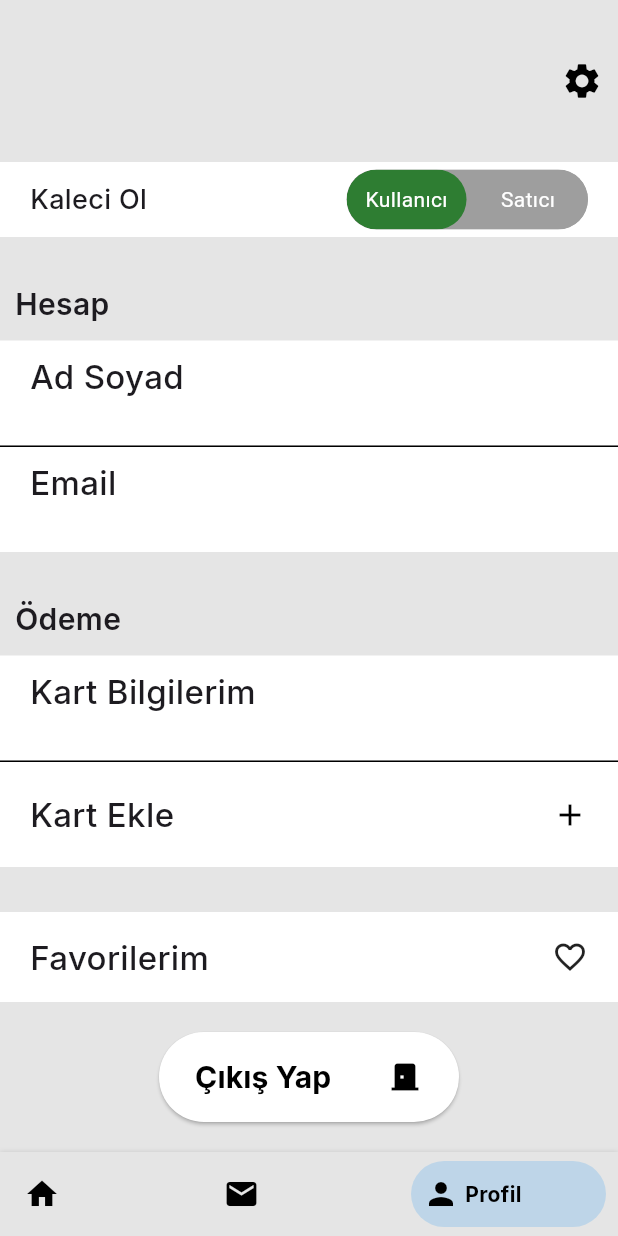
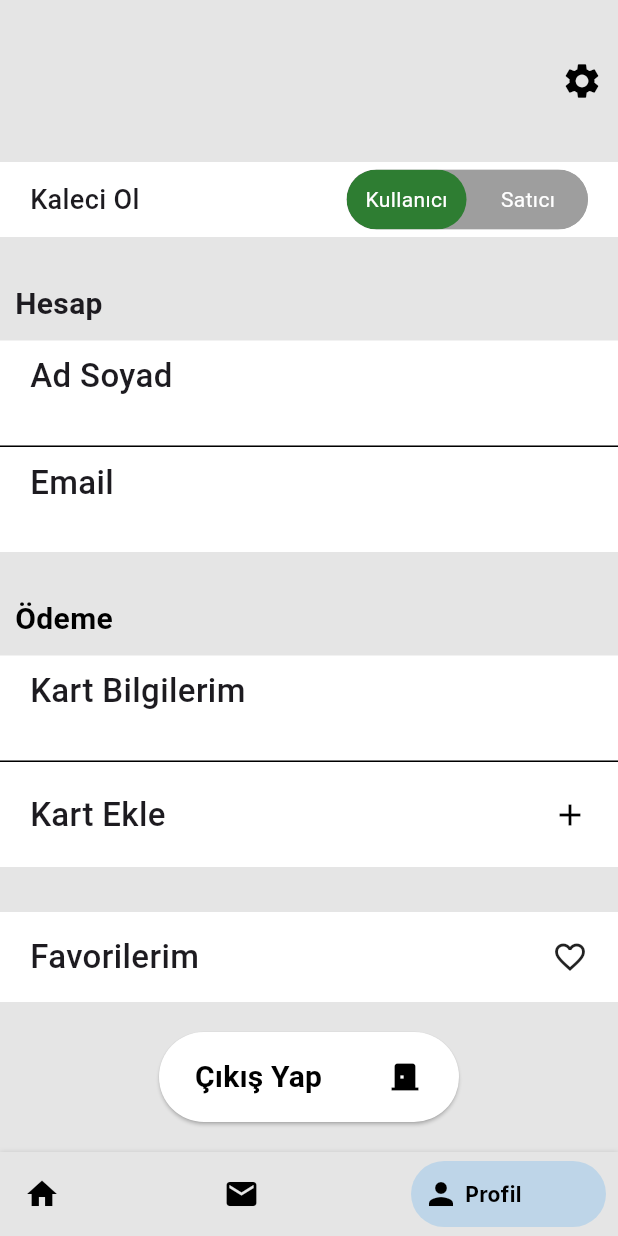
Before and after one commit to Korhann/kiralik_kaleci, a Flutter app: the screen it shows once a user with an empty profile is signed in, item 3 of the bottom bar chosen, on a phone screen of 412 x 824 dp. Run offline on Flutter 3.47's test engine with Material 3 defaults, Android fonts, the light colour scheme and no system bars; drawn by our look-alikes of bottom_navy_bar, toggle_switch; our stand-ins replace carousel_slider, cloud_firestore, dropdown_textfield, firebase_auth, firebase_core, firebase_storage and 4 more; accounts and stored records are empty; project files that could hold a hidden picture were left out.

Commit message:
commit 3

```diff
--- a/lib/profilepage.dart
+++ b/lib/profilepage.dart
@@ -45,24 +45,9 @@ class _ProfilePageState extends State<ProfilePage> {
               const SizedBox(height: 30),
               Row(
                 children: [
-                  FutureBuilder<void>(
-                  future: _getUserName(),
-                  builder: (context, snapshot) {
-                    if (snapshot.connectionState == ConnectionState.done) {
-                      return Padding(
-                        padding: const EdgeInsets.only(left: 10.0),
-                        child: Text(
-                          "$fullName",
-                          style: GoogleFonts.inter(
-                            fontWeight: FontWeight.bold,
-                            fontSize: 20.0,
-                          ),
-                        ),
-                      );
-                    } else {
-                      return const CircularProgressIndicator();
-                    }
-                  }
+                  Padding(
+                    padding: const EdgeInsets.only(left: 10.0),
+                    child: _userName() // fontsize 20 olcak
                   ),
                   const Spacer(),
                   IconButton(
@@ -93,7 +78,7 @@ class _ProfilePageState extends State<ProfilePage> {
                     children: [
                       Text(
                         "Kaleci Ol",
-                        style: GoogleFonts.inter(
+                        style: GoogleFonts.roboto(
                             fontSize: 18, fontWeight: FontWeight.w500),
                       ),
                       ToggleSwitch(
@@ -138,7 +123,7 @@ class _ProfilePageState extends State<ProfilePage> {
                 child: Text(
                   "Hesap",
                   textAlign: TextAlign.start,
-                  style: GoogleFonts.inter(
+                  style: GoogleFonts.roboto(
                     fontSize: 20,
                     fontWeight: FontWeight.w600,
                   ),
@@ -157,25 +142,10 @@ class _ProfilePageState extends State<ProfilePage> {
                     children: [
                       Text(
                         "Ad Soyad",
-                        style: GoogleFonts.inter(
+                        style: GoogleFonts.roboto(
                             fontSize: 22, fontWeight: FontWeight.w500),
                       ),
-                      FutureBuilder<void>(
-                        future: _getUserName(),
-                        builder: (context, snapshot) {
-                          if (snapshot.connectionState == ConnectionState.done) {
-                            return Text(
-                              "$fullName",
-                              style: GoogleFonts.inter(
-                                fontSize: 16.0,
-                                fontWeight: FontWeight.w400,
-                              ),
-                            );
-                          } else {
-                            return const CircularProgressIndicator();
-                          }
-                        },
-                      ),
+                      _getUserName()
                     ],
                   ),
                 ),
@@ -196,23 +166,10 @@ class _ProfilePageState extends State<ProfilePage> {
                     children: [
                       Text(
                         "Email",
-                        style: GoogleFonts.inter(
+                        style: GoogleFonts.roboto(
                             fontSize: 22, fontWeight: FontWeight.w500),
                       ),
-                      FutureBuilder(
-                          future: _getEmail(),
-                          builder: (context, snapshot) {
-                            if (snapshot.connectionState ==
-                                ConnectionState.done) {
-                              return Text(
-                                "$email",
-                                style: GoogleFonts.inter(
-                                    fontSize: 16, fontWeight: FontWeight.w400),
-                              );
-                            } else {
-                              return const CircularProgressIndicator();
-                            }
-                          }),
+                      _getEmail()
                     ],
                   ),
                 ),
@@ -222,8 +179,8 @@ class _ProfilePageState extends State<ProfilePage> {
                 padding: const EdgeInsets.only(left: 10),
                 child: Text(
                   "Ödeme",
-                  style: GoogleFonts.inter(
-                      fontSize: 20, fontWeight: FontWeight.w600),
+                  style: GoogleFonts.roboto(
+                      fontSize: 20, fontWeight: FontWeight.w600, color: Colors.black),
                 ),
               ),
               const SizedBox(height: 10),
@@ -246,26 +203,10 @@ class _ProfilePageState extends State<ProfilePage> {
                       children: [
                         Text(
                           "Kart Bilgilerim",
-                          style: GoogleFonts.inter(
+                          style: GoogleFonts.roboto(
                               fontSize: 22, fontWeight: FontWeight.w500),
                         ),
-                        FutureBuilder<void>(
-                          future: _getCardNumber(),
-                          builder: (context,snapshot) {
-                            if (snapshot.connectionState == ConnectionState.done) {
-                              return Text(
-                                "$cardNumber",
-                                style: GoogleFonts.inter(
-                                  fontSize: 16,
-                                  fontWeight: FontWeight.w400
-                                ),
-                              );
-                            }
-                            else {
-                              return Text("");
-                            }
-                          }
-                        )
+                        _getCardNumber()
                       ],
                     ),
                   ),
@@ -291,7 +232,7 @@ class _ProfilePageState extends State<ProfilePage> {
                       children: [
                         Text(
                           "Kart Ekle",
-                          style: GoogleFonts.inter(
+                          style: GoogleFonts.roboto(
                               fontSize: 22, fontWeight: FontWeight.w500),
                         ),
                         const Icon(Icons.add, size: 24, color: Colors.black)
@@ -316,7 +257,7 @@ class _ProfilePageState extends State<ProfilePage> {
                       children: [
                         Text(
                           "Favorilerim",
-                          style: GoogleFonts.inter(
+                          style: GoogleFonts.roboto(
                               fontSize: 22, fontWeight: FontWeight.w500),
                         ),
                         const Icon(Icons.favorite_border, size: 24)
@@ -342,7 +283,7 @@ class _ProfilePageState extends State<ProfilePage> {
                         children: [
                           Text(
                             "Çıkış Yap",
-                            style: GoogleFonts.inter(
+                            style: GoogleFonts.roboto(
                                 fontSize: 20,
                                 fontWeight: FontWeight.bold,
                                 color: Colors.black),
@@ -361,56 +302,99 @@ class _ProfilePageState extends State<ProfilePage> {
     );
   }
 
-  Future<void> _getUserName() async {
-    try {
-      DocumentSnapshot<Map<String, dynamic>> snapshot = await FirebaseFirestore
-          .instance
-          .collection("Users")
-          .doc(currentuser)
-          .get();
-
-      if (snapshot.exists) {
-        fullName = snapshot.data()?['fullName']?.toString();
-      }
-    } catch (e) {
-      print("Error: $e");
-    }
+  Widget _getUserName() {
+    return StreamBuilder<DocumentSnapshot>(
+      stream: FirebaseFirestore.instance.collection('Users').doc(currentuser).snapshots(),
+      builder: (context, snapshot) {
+        if (snapshot.connectionState == ConnectionState.waiting) {
+          return const CircularProgressIndicator();
+        }
+        if (!snapshot.hasData || !snapshot.data!.exists) {
+          return const Text('Veri bulunamadı');
+        }
+        var userData = snapshot.data!.data() as Map<String, dynamic>;
+        return Text(
+          userData['fullName'] ?? '',
+          style: GoogleFonts.roboto(
+            fontSize: 16,
+            fontWeight:FontWeight.w400,
+            color: Colors.black
+          )
+        );
+      },
+    );
   }
 
-  Future<void> _getEmail() async {
-    try {
-      DocumentSnapshot<Map<String, dynamic>> snapshot = await FirebaseFirestore
-          .instance
-          .collection("Users")
-          .doc(currentuser)
-          .get();
+  Widget _getEmail() {
+    return StreamBuilder<DocumentSnapshot>(
+      stream: FirebaseFirestore.instance.collection('Users').doc(currentuser).snapshots(),
+      builder: (context, snapshot) {
+        if (snapshot.connectionState == ConnectionState.waiting) {
+          return const CircularProgressIndicator();
+        }
+        if (!snapshot.hasData || !snapshot.data!.exists) {
+          return const Text('Veri bulunamadı');
+        }
+        var userData = snapshot.data!.data() as Map<String, dynamic>;
+        return Text(
+          userData['email'] ?? '',
+          style: GoogleFonts.roboto(
+            fontSize: 16,
+            fontWeight: FontWeight.w400,
+            color: Colors.black
+          ),
+        );
+      },
+    );
+  }
 
-      if (snapshot.exists) {
-        email = snapshot.data()?['email']?.toString();
-      }
-    } catch (e) {
-      print("Error: $e");
-    }
+  Widget _getCardNumber() {
+    return StreamBuilder<DocumentSnapshot>(
+      stream: FirebaseFirestore.instance.collection('Users').doc(currentuser).snapshots(),
+      builder: (context, snapshot) {
+        if (snapshot.connectionState == ConnectionState.waiting) {
+          return const CircularProgressIndicator();
+        }
+        if (!snapshot.hasData || !snapshot.data!.exists) {
+          return const Text('Veri bulunamadı');
+        }
+        var userData = snapshot.data!.data() as Map<String, dynamic>;
+        if (userData.containsKey('cardDetails') && userData['cardDetails'].isNotEmpty) {
+          var cardDetails = userData['cardDetails'] as Map<String, dynamic>;
+          return Text(
+            cardDetails['cardNumber'] ?? '',
+            style: GoogleFonts.roboto(
+              fontSize: 16,
+              fontWeight: FontWeight.w400,
+              color: Colors.black
+            ),
+          );
+        } else {
+          return const Text('No card number');
+        }
+      },
+    );
   }
-  Future<void> _getCardNumber() async{
-    try {
-      DocumentSnapshot<Map<String,dynamic>> snapshot = await FirebaseFirestore
-      .instance
-      .collection("Users")
-      .doc(currentuser)
-      .get();
-
-      if (snapshot.exists) {
-      Map<String,dynamic> data = snapshot.data() as Map<String,dynamic>;
-      if (data.isNotEmpty && data.containsKey("cardDetails")) {
-        Map<String,dynamic> cardDetails = data['cardDetails'];
-        if (cardDetails.isNotEmpty) {
-          cardNumber = cardDetails['cardNumber'];
+  Widget _userName() {
+    return StreamBuilder<DocumentSnapshot>(
+      stream: FirebaseFirestore.instance.collection('Users').doc(currentuser).snapshots(),
+      builder: (context, snapshot) {
+        if (snapshot.connectionState == ConnectionState.waiting) {
+          return const CircularProgressIndicator();
         }
-      }
-    }
-    }catch (e) {
-      print("error $e");
-    }
+        if (!snapshot.hasData || !snapshot.data!.exists) {
+          return const Text('Veri bulunamadı');
+        }
+        var userData = snapshot.data!.data() as Map<String, dynamic>;
+        return Text(
+          userData['fullName'] ?? '',
+          style: GoogleFonts.roboto(
+            fontSize: 20,
+            fontWeight:FontWeight.bold,
+            color: Colors.black
+          )
+        );
+      },
+    );
   }
 }
--- a/lib/settingsMenu.dart
+++ b/lib/settingsMenu.dart
@@ -3,8 +3,8 @@ import 'package:flutter/material.dart';
 import 'package:flutter/widgets.dart';
 import 'package:google_fonts/google_fonts.dart';
 import 'package:kiralik_kaleci/globals.dart';
-import 'package:kiralik_kaleci/sellerChangePassword.dart';
-import 'package:kiralik_kaleci/sellerChangeUserName.dart';
+import 'package:kiralik_kaleci/changePassword.dart';
+import 'package:kiralik_kaleci/changeUsername.dart';
 import 'package:kiralik_kaleci/styles/colors.dart';
 
 class SettingsMenu extends StatefulWidget {
--- a/notes/notes.txt
+++ b/notes/notes.txt
@@ -1,6 +1,6 @@
 
 - DEVTOOLS videosunu izle (1)
 
-
-- kullanıcı şifre veya kullanıcı adı değiştirdiğinde onay mesajı ver
 - profil sayfasında kullanıcı adını yenileyince hemen gelmesini istiyorum, sayfa değiştirince değil
+- kullanıcı adı ve şifre değiştirince ki doğrulama mesajı ve bekleme süresini sonradan gözden geçir
+- dolap bakiyem sayfası yap sonrada sitenin tüm akışını kontrol et
```
Also changed, not shown: lib/changePassword.dart (renamed from lib/sellerChangePassword.dart, +32 -0 lines), lib/changeUsername.dart (renamed from lib/sellerChangeUserName.dart, +31 -2 lines), lib/selleribanpage.dart (+29 -9 lines), lib/sellerprofilepage.dart (+97 -110 lines).
